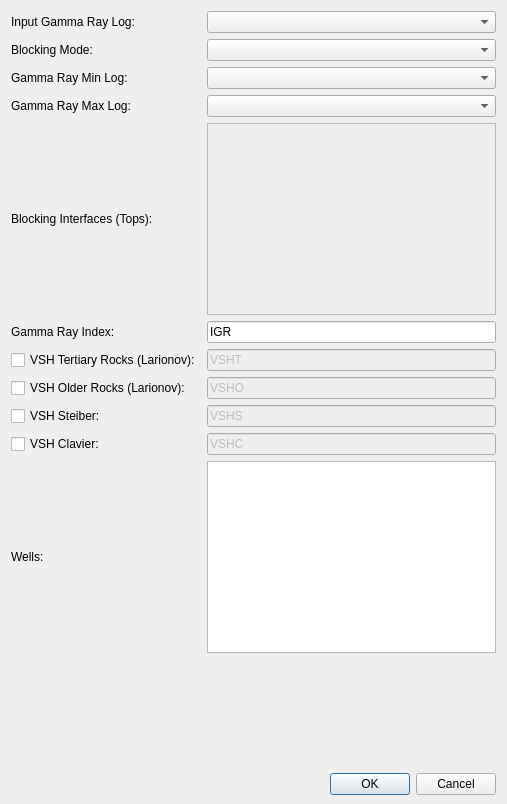
fsoos74/su, file ProzessUI/vshaledialog.ui: the form before one commit.
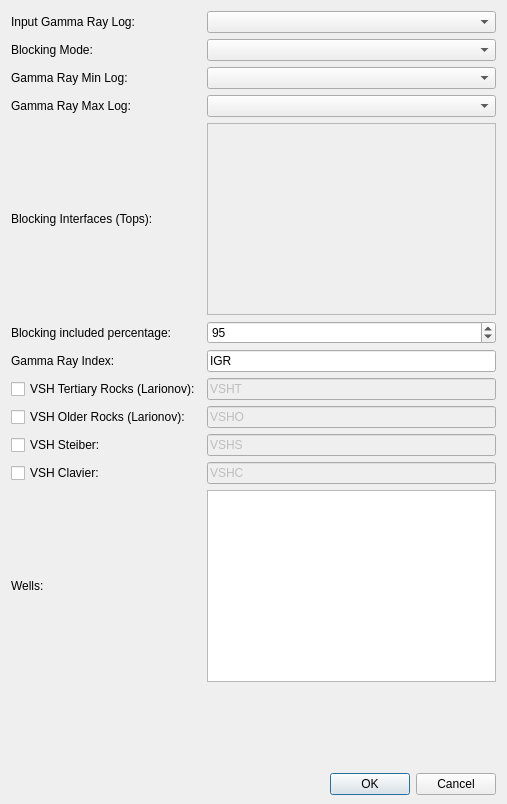
The form after the commit.

What changed in the file:
```diff
--- a/ProzessUI/vshaledialog.ui
+++ b/ProzessUI/vshaledialog.ui
@@ -34,7 +34,7 @@
      <item row="3" column="1">
       <widget class="QComboBox" name="cbGRMin"/>
      </item>
-     <item row="9" column="1">
+     <item row="10" column="1">
       <widget class="QLineEdit" name="leOlderRocks">
        <property name="enabled">
         <bool>false</bool>
@@ -44,7 +44,7 @@
        </property>
       </widget>
      </item>
-     <item row="10" column="0">
+     <item row="11" column="0">
       <widget class="QCheckBox" name="cbSteiber">
        <property name="text">
         <string>VSH Steiber:</string>
@@ -71,14 +71,14 @@
        </property>
       </widget>
      </item>
-     <item row="8" column="0">
+     <item row="9" column="0">
       <widget class="QCheckBox" name="cbTertiaryRocks">
        <property name="text">
         <string>VSH Tertiary Rocks (Larionov):</string>
        </property>
       </widget>
      </item>
-     <item row="10" column="1">
+     <item row="11" column="1">
       <widget class="QLineEdit" name="leSteiber">
        <property name="enabled">
         <bool>false</bool>
@@ -95,21 +95,21 @@
        </property>
       </widget>
      </item>
-     <item row="9" column="0">
+     <item row="10" column="0">
       <widget class="QCheckBox" name="cbOlderRocks">
        <property name="text">
         <string>VSH Older Rocks (Larionov):</string>
        </property>
       </widget>
      </item>
-     <item row="11" column="0">
+     <item row="12" column="0">
       <widget class="QCheckBox" name="cbClavier">
        <property name="text">
         <string>VSH Clavier:</string>
        </property>
       </widget>
      </item>
-     <item row="6" column="0">
+     <item row="7" column="0">
       <widget class="QLabel" name="label_5">
        <property name="text">
         <string>Gamma Ray Index:</string>
@@ -122,7 +122,7 @@
      <item row="2" column="1">
       <widget class="QComboBox" name="cbBlockingMode"/>
      </item>
-     <item row="11" column="1">
+     <item row="12" column="1">
       <widget class="QLineEdit" name="leClavier">
        <property name="enabled">
         <bool>false</bool>
@@ -132,7 +132,7 @@
        </property>
       </widget>
      </item>
-     <item row="6" column="1">
+     <item row="7" column="1">
       <widget class="QLineEdit" name="leIGR">
        <property name="text">
         <string>IGR</string>
@@ -156,7 +156,7 @@
      <item row="4" column="1">
       <widget class="QComboBox" name="cbGRMax"/>
      </item>
-     <item row="8" column="1">
+     <item row="9" column="1">
       <widget class="QLineEdit" name="leTertiaryRocks">
        <property name="enabled">
         <bool>false</bool>
@@ -173,20 +173,40 @@
        </property>
       </widget>
      </item>
-     <item row="12" column="0">
+     <item row="13" column="0">
       <widget class="QLabel" name="label">
        <property name="text">
         <string>Wells:</string>
        </property>
       </widget>
      </item>
-     <item row="12" column="1">
+     <item row="13" column="1">
       <widget class="QListWidget" name="lwWells">
        <property name="selectionMode">
         <enum>QAbstractItemView::ExtendedSelection</enum>
        </property>
       </widget>
      </item>
+     <item row="6" column="0">
+      <widget class="QLabel" name="label_8">
+       <property name="text">
+        <string>Blocking included percentage:</string>
+       </property>
+      </widget>
+     </item>
+     <item row="6" column="1">
+      <widget class="QSpinBox" name="sbBlockingPercent">
+       <property name="minimum">
+        <number>1</number>
+       </property>
+       <property name="maximum">
+        <number>100</number>
+       </property>
+       <property name="value">
+        <number>95</number>
+       </property>
+      </widget>
+     </item>
     </layout>
    </item>
    <item>
```
